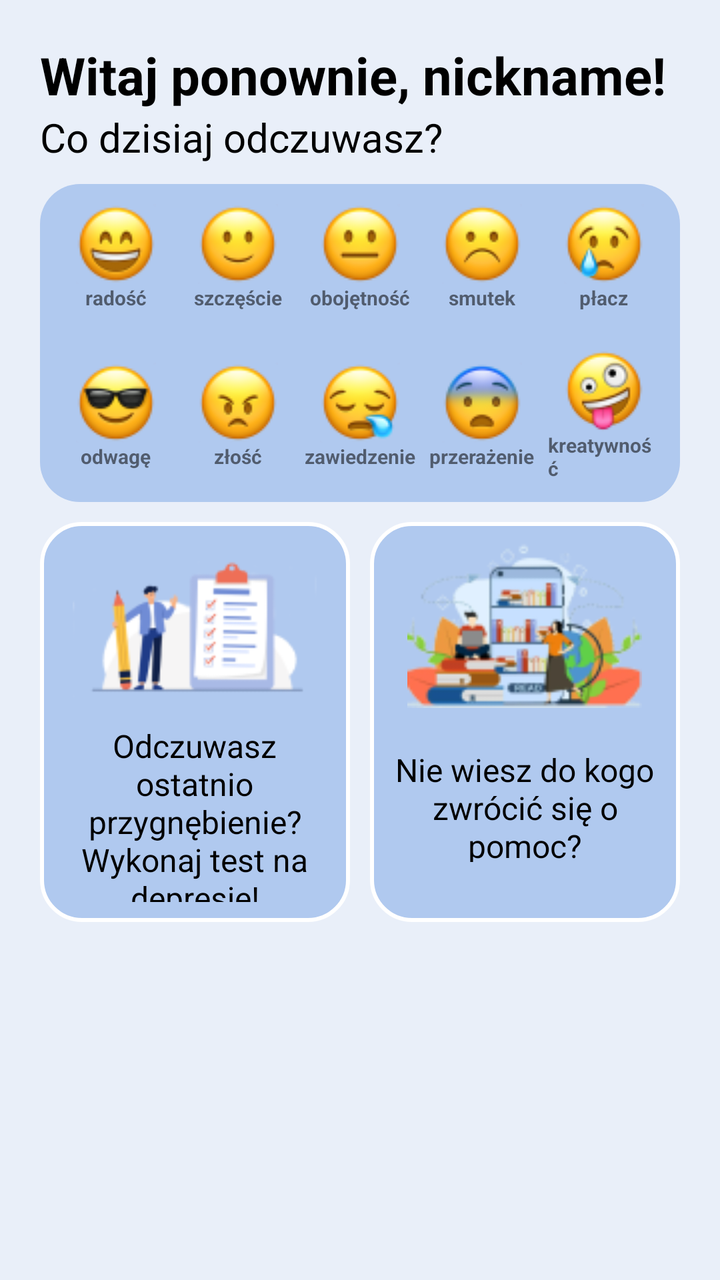
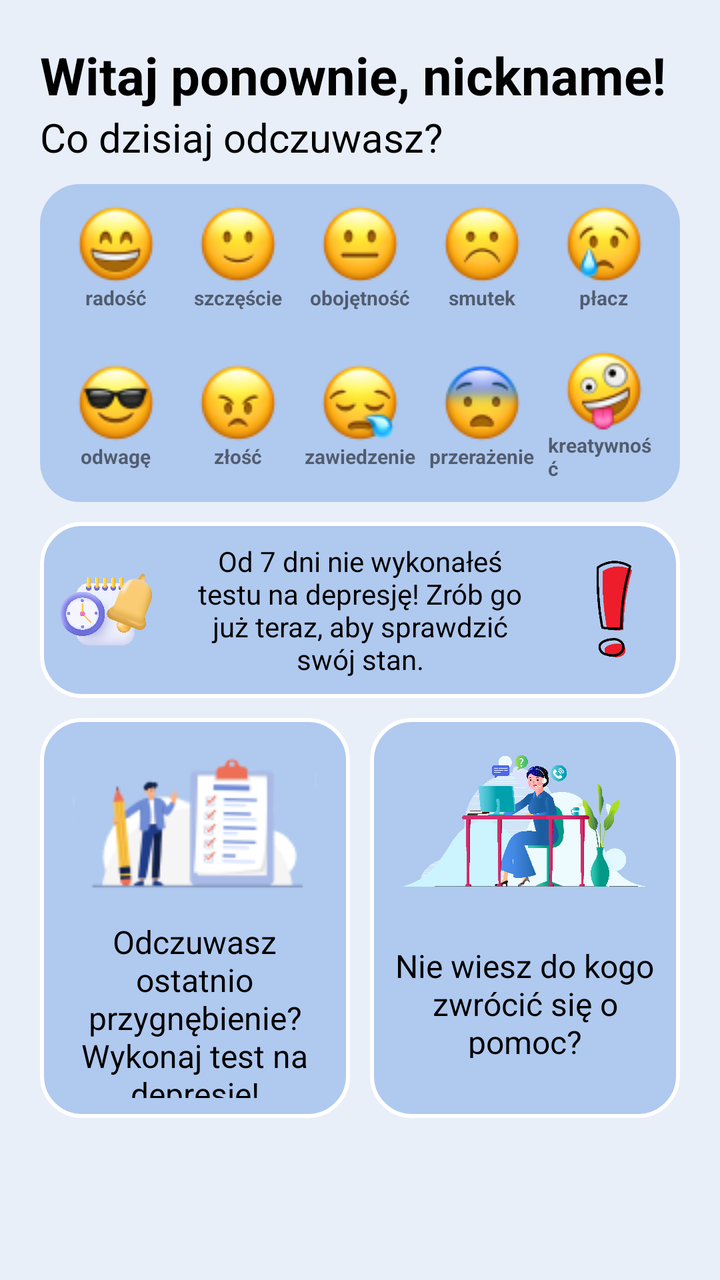

Two renders of the same Android screen: before a commit and after it. Below are the layout's source before the change and the commit's diff.
<!-- AndroidManifest.xml: application theme Theme.AppCompat.Light.NoActionBar -->
<!-- res/layout/fragment_home.xml -->
<?xml version="1.0" encoding="utf-8"?>
<androidx.constraintlayout.widget.ConstraintLayout xmlns:android="http://schemas.android.com/apk/res/android"
    xmlns:app="http://schemas.android.com/apk/res-auto"
    xmlns:tools="http://schemas.android.com/tools"
    android:layout_width="match_parent"
    android:layout_height="match_parent"
    android:gravity="center"
    android:orientation="vertical"
    android:background="#E9EFF9"
    tools:context=".Home">

    <TextView
        android:layout_width="wrap_content"
        android:layout_height="wrap_content"
        android:id="@+id/welcomeTextView"
        android:text="Witaj ponownie, "
        app:layout_constraintTop_toTopOf="parent"
        android:textColor="@color/black"
        android:layout_marginTop="20dp"
        android:textSize="26dp"
        android:textStyle="bold"
        android:layout_marginLeft="20dp"
        app:layout_constraintStart_toStartOf="parent"
        />
    <TextView
        android:layout_width="wrap_content"
        android:layout_height="wrap_content"
        android:id="@+id/nickname"
        android:text="nickname"
        android:textColor="@color/black"
        app:layout_constraintTop_toTopOf="parent"
        android:layout_marginTop="20dp"
        android:textSize="26dp"
        android:textStyle="bold"
        app:layout_constraintStart_toEndOf="@id/welcomeTextView"
        />
    <TextView
        android:layout_width="wrap_content"
        android:layout_height="wrap_content"
        android:id="@+id/exclamationMark"
        android:text="!"
        android:textColor="@color/black"
        app:layout_constraintTop_toTopOf="parent"
        android:layout_marginTop="20dp"
        android:textSize="26dp"
        android:textStyle="bold"
        app:layout_constraintStart_toEndOf="@id/nickname"
        />

    <TextView
        android:layout_width="wrap_content"
        android:layout_height="wrap_content"
        android:id="@+id/welcomeTextView2"
        android:text="Co dzisiaj odczuwasz? "
        android:textColor="@color/black"
        app:layout_constraintTop_toBottomOf="@id/welcomeTextView"
        android:textSize="20dp"
        android:layout_marginLeft="20dp"
        app:layout_constraintStart_toStartOf="parent"
        />

    <LinearLayout
        android:layout_width="match_parent"
        android:layout_height="wrap_content"
        android:id="@+id/emojis"
        android:background="@drawable/rectangle3"
        android:layout_marginLeft="20dp"
        android:layout_marginRight="20dp"
        android:layout_marginTop="10dp"
        app:layout_constraintTop_toBottomOf="@id/welcomeTextView2"
        android:gravity="center">

        <LinearLayout
            android:layout_width="match_parent"
            android:layout_height="wrap_content"
            android:gravity="center">

            <RelativeLayout
                android:id="@+id/joyRL"
                android:layout_width="0dp"
                android:layout_height="wrap_content"
                android:layout_weight="1">

                <ImageButton
                    android:id="@+id/joyBtn"
                    android:layout_width="40dp"
                    android:layout_height="40dp"
                    android:layout_centerHorizontal="true"
                    android:background="@drawable/ic_joy_emoji" />

                <TextView
                    android:id="@+id/joyText"
                    android:layout_width="wrap_content"
                    android:layout_height="wrap_content"
                    android:layout_below="@id/joyBtn"
                    android:text="radość"
                    android:layout_centerHorizontal="true"
                    android:textSize="10sp"
                    android:textStyle="bold" />
            </RelativeLayout>

            <RelativeLayout
                android:id="@+id/happinessRL"
                android:layout_width="0dp"
                android:layout_height="wrap_content"
                android:layout_weight="1"
                android:layout_marginLeft="5dp">

                <ImageButton
                    android:id="@+id/happinessBtn"
                    android:layout_width="40dp"
                    android:layout_height="40dp"
                    android:layout_centerHorizontal="true"
                    android:background="@drawable/ic_happiness_emoji" />

                <TextView
                    android:id="@+id/happinessText"
                    android:layout_width="wrap_content"
                    android:layout_height="wrap_content"
                    android:layout_below="@id/happinessBtn"
                    android:text="szczęście"
                    android:layout_centerHorizontal="true"
                    android:textSize="10sp"
                    android:textStyle="bold" />
            </RelativeLayout>

            <RelativeLayout
                android:id="@+id/indifferenceRL"
                android:layout_width="0dp"
                android:layout_height="wrap_content"
                android:layout_weight="1"
                android:layout_marginLeft="5dp">

                <ImageButton
                    android:id="@+id/indifferenceBtn"
                    android:layout_width="40dp"
                    android:layout_height="40dp"
                    android:layout_centerHorizontal="true"
                    android:background="@drawable/ic_indifference_emoji" />

                <TextView
                    android:id="@+id/indifferenceText"
                    android:layout_width="wrap_content"
                    android:layout_height="wrap_content"
                    android:layout_below="@id/indifferenceBtn"
                    android:layout_centerHorizontal="true"
                    android:text="obojętność"
                    android:textSize="10sp"
                    android:textStyle="bold" />
            </RelativeLayout>

            <RelativeLayout
                android:id="@+id/sadnessRL"
                android:layout_width="0dp"
                android:layout_height="wrap_content"
                android:layout_weight="1"
                android:layout_marginLeft="5dp">

                <ImageButton
                    android:id="@+id/sadnessBtn"
                    android:layout_width="40dp"
                    android:layout_height="40dp"
                    android:layout_centerHorizontal="true"
                    android:background="@drawable/ic_sadness_emoji" />

                <TextView
                    android:id="@+id/sadnessText"
                    android:layout_width="wrap_content"
                    android:layout_height="wrap_content"
                    android:layout_below="@id/sadnessBtn"
                    android:layout_centerHorizontal="true"
                    android:text="smutek"
                    android:textSize="10sp"
                    android:textStyle="bold" />
            </RelativeLayout>

            <RelativeLayout
                android:id="@+id/cryRL"
                android:layout_width="0dp"
                android:layout_height="wrap_content"
                android:layout_weight="1"
                android:layout_marginLeft="5dp">

                <ImageButton
                    android:id="@+id/cryBtn"
                    android:layout_width="40dp"
                    android:layout_height="40dp"
                    android:layout_centerHorizontal="true"
                    android:background="@drawable/ic_cry_emoji" />

                <TextView
                    android:id="@+id/cryText"
                    android:layout_width="wrap_content"
                    android:layout_height="wrap_content"
                    android:layout_below="@id/cryBtn"
                    android:text="płacz"
                    android:layout_centerHorizontal="true"
                    android:textSize="10sp"
                    android:textStyle="bold" />
            </RelativeLayout>
        </LinearLayout>

    </LinearLayout>

    <LinearLayout
        android:layout_width="match_parent"
        android:layout_height="wrap_content"
        android:id="@+id/emojis2"
        android:background="@drawable/rectangle4"
        android:layout_marginLeft="20dp"
        android:layout_marginRight="20dp"
        app:layout_constraintTop_toBottomOf="@id/emojis"
        android:gravity="center">

        <LinearLayout
            android:layout_width="match_parent"
            android:layout_height="wrap_content"
            android:gravity="center">

            <RelativeLayout
                android:id="@+id/confidenceRL"
                android:layout_width="0dp"
                android:layout_height="wrap_content"
                android:layout_weight="1">

                <ImageButton
                    android:id="@+id/confidenceBtn"
                    android:layout_width="40dp"
                    android:layout_height="40dp"
                    android:layout_centerHorizontal="true"
                    android:background="@drawable/ic_confidence_emoji" />

                <TextView
                    android:id="@+id/confidenceText"
                    android:layout_width="wrap_content"
                    android:layout_height="wrap_content"
                    android:layout_below="@id/confidenceBtn"
                    android:text="odwagę"
                    android:layout_centerHorizontal="true"
                    android:textSize="10sp"
                    android:textStyle="bold" />
            </RelativeLayout>

            <RelativeLayout
                android:id="@+id/angerRL"
                android:layout_width="0dp"
                android:layout_height="wrap_content"
                android:layout_weight="1"
                android:layout_marginLeft="5dp">

                <ImageButton
                    android:id="@+id/angerBtn"
                    android:layout_width="40dp"
                    android:layout_height="40dp"
                    android:layout_centerHorizontal="true"
                    android:background="@drawable/ic_anger_emoji" />

                <TextView
                    android:id="@+id/angerText"
                    android:layout_width="wrap_content"
                    android:layout_height="wrap_content"
                    android:layout_below="@id/angerBtn"
                    android:text="złość"
                    android:layout_centerHorizontal="true"
                    android:textSize="10sp"
                    android:textStyle="bold" />
            </RelativeLayout>

            <RelativeLayout
                android:id="@+id/disappointmentRL"
                android:layout_width="0dp"
                android:layout_height="wrap_content"
                android:layout_weight="1"
                android:layout_marginLeft="5dp">

                <ImageButton
                    android:id="@+id/disappointmentBtn"
                    android:layout_width="40dp"
                    android:layout_height="40dp"
                    android:layout_centerHorizontal="true"
                    android:background="@drawable/ic_disappointment_emoji" />

                <TextView
                    android:id="@+id/disappointmentText"
                    android:layout_width="wrap_content"
                    android:layout_height="wrap_content"
                    android:layout_below="@id/disappointmentBtn"
                    android:layout_centerHorizontal="true"
                    android:text="zawiedzenie"
                    android:textSize="10sp"
                    android:textStyle="bold" />
            </RelativeLayout>

            <RelativeLayout
                android:id="@+id/horrorRL"
                android:layout_width="0dp"
                android:layout_height="wrap_content"
                android:layout_weight="1"
                android:layout_marginLeft="5dp">

                <ImageButton
                    android:id="@+id/horrorBtn"
                    android:layout_width="40dp"
                    android:layout_height="40dp"
                    android:layout_centerHorizontal="true"
                    android:background="@drawable/ic_horror_emoji" />

                <TextView
                    android:id="@+id/horrorText"
                    android:layout_width="wrap_content"
                    android:layout_height="wrap_content"
                    android:layout_below="@id/horrorBtn"
                    android:layout_centerHorizontal="true"
                    android:text="przerażenie"
                    android:textSize="10sp"
                    android:textStyle="bold" />
            </RelativeLayout>

            <RelativeLayout
                android:id="@+id/creativityRL"
                android:layout_width="0dp"
                android:layout_height="wrap_content"
                android:layout_weight="1"
                android:layout_marginLeft="5dp">

                <ImageButton
                    android:id="@+id/creativityBtn"
                    android:layout_width="40dp"
                    android:layout_height="40dp"
                    android:layout_centerHorizontal="true"
                    android:background="@drawable/ic_creativity_emoji" />

                <TextView
                    android:id="@+id/creativityText"
                    android:layout_width="wrap_content"
                    android:layout_height="wrap_content"
                    android:layout_below="@id/creativityBtn"
                    android:text="kreatywność"
                    android:layout_centerHorizontal="true"
                    android:textSize="10sp"
                    android:textStyle="bold" />
            </RelativeLayout>
        </LinearLayout>

    </LinearLayout>


    <LinearLayout
        xmlns:android="http://schemas.android.com/apk/res/android"
        android:layout_width="match_parent"
        android:layout_height="wrap_content"
        android:orientation="horizontal"
        android:layout_marginLeft="20dp"
        android:layout_marginRight="20dp"
        android:layout_marginTop="10dp"
        app:layout_constraintTop_toBottomOf="@id/emojis2">

        <FrameLayout
            android:layout_width="0dp"
            android:layout_height="200dp"
            android:layout_weight="1"
            android:layout_marginRight="5dp"
            android:background="@drawable/rectangle1"
            android:id="@+id/becksTest"
            android:layout_gravity="center"
            >
            <LinearLayout
                android:layout_width="match_parent"
                android:layout_height="wrap_content"
                android:orientation="vertical"
                android:gravity="center_horizontal"
                >
                <ImageView
                    android:id="@+id/pic1"
                    android:layout_width="122dp"
                    android:layout_height="83dp"
                    android:src="@drawable/test_icon"
                    android:layout_gravity="center_horizontal"/>
                <TextView
                    android:layout_width="wrap_content"
                    android:layout_height="wrap_content"
                    android:textSize="16dp"
                    android:text="Odczuwasz ostatnio przygnębienie?\nWykonaj test na depresję!"
                    android:layout_gravity="center_horizontal"
                    android:textColor="@color/black"
                    android:gravity="center"
                    android:layout_marginTop="8dp"/>
            </LinearLayout>
        </FrameLayout>

        <FrameLayout
            android:layout_width="0dp"
            android:layout_height="200dp"
            android:layout_weight="1"
            android:background="@drawable/rectangle1"
            android:layout_gravity="center"
            android:layout_marginLeft="5dp"
            android:id="@+id/phoneList"
            >
            <LinearLayout
                android:layout_width="match_parent"
                android:layout_height="wrap_content"
                android:orientation="vertical"
                android:gravity="center_horizontal"
                >
                <ImageView
                    android:id="@+id/pic2"
                    android:layout_width="122dp"
                    android:layout_height="83dp"
                    android:src="@drawable/bazawiedzy"
                    android:layout_gravity="center_horizontal"/>
                <TextView
                    android:layout_width="wrap_content"
                    android:layout_height="wrap_content"
                    android:textColor="@color/black"
                    android:layout_marginVertical="20dp"
                    android:textSize="16dp"
                    android:text="Nie wiesz do kogo zwrócić się o pomoc?\nKliknij tutaj!"
                    android:layout_gravity="center_horizontal"
                    android:gravity="center"
                    android:layout_marginTop="8dp"/>
            </LinearLayout>
        </FrameLayout>

    </LinearLayout>


</androidx.constraintlayout.widget.ConstraintLayout>
<!-- resources referenced by this layout -->
<resources>
  <color name="black">#FF000000</color>
  <!-- drawable bazawiedzy: png bitmap (drawable, 12446 bytes) -->
  <!-- drawable ic_anger_emoji: png bitmap (drawable, 3016 bytes) -->
  <!-- drawable ic_confidence_emoji: png bitmap (drawable, 3270 bytes) -->
  <!-- drawable ic_creativity_emoji: png bitmap (drawable, 3651 bytes) -->
  <!-- drawable ic_cry_emoji: png bitmap (drawable, 3223 bytes) -->
  <!-- drawable ic_disappointment_emoji: png bitmap (drawable, 3310 bytes) -->
  <!-- drawable ic_happiness_emoji: png bitmap (drawable, 2933 bytes) -->
  <!-- drawable ic_horror_emoji: png bitmap (drawable, 3249 bytes) -->
  <!-- drawable ic_indifference_emoji: png bitmap (drawable, 2867 bytes) -->
  <!-- drawable ic_joy_emoji: png bitmap (drawable, 3180 bytes) -->
  <!-- drawable ic_sadness_emoji: png bitmap (drawable, 2996 bytes) -->
  <!-- drawable rectangle1 (drawable) -->
  <?xml version="1.0" encoding="utf-8"?>
  <shape xmlns:android="http://schemas.android.com/apk/res/android" android:id="@+id/listview_background_shape">
      <stroke android:width="2dp" android:color="#ffffff" />
      <padding android:left="10dp"
          android:top="10dp"
          android:right="10dp"
          android:bottom="10dp" />
      <corners android:radius="20dp" />
      <solid android:color="#B0C9EF" />
  </shape>
  <!-- drawable rectangle3 (drawable) -->
  <?xml version="1.0" encoding="utf-8"?>
  <shape xmlns:android="http://schemas.android.com/apk/res/android" android:id="@+id/listview_background_shape">
      <padding android:left="10dp"
          android:top="10dp"
          android:right="10dp"
          android:bottom="10dp" />
      <corners android:radius="1dp" android:topLeftRadius="20dp" android:topRightRadius="20dp" android:bottomLeftRadius="0dp" android:bottomRightRadius="0dp"/>
      <solid android:color="#B0C9EF" />
  </shape>
  <!-- drawable rectangle4 (drawable) -->
  <?xml version="1.0" encoding="utf-8"?>
  <shape xmlns:android="http://schemas.android.com/apk/res/android" android:id="@+id/listview_background_shape">
      <padding android:left="10dp"
          android:top="10dp"
          android:right="10dp"
          android:bottom="10dp" />
      <corners android:radius="1dp" android:topLeftRadius="0dp" android:topRightRadius="0dp" android:bottomLeftRadius="20dp" android:bottomRightRadius="20dp"/>
      <solid android:color="#B0C9EF" />
  </shape>
  <!-- drawable test_icon: png bitmap (drawable, 6955 bytes) -->
</resources>

<!-- the commit's change to res/layout/fragment_home.xml (unified diff, before → after) -->
@@ -344,7 +344,6 @@
 
     </LinearLayout>
 
-
     <LinearLayout
         xmlns:android="http://schemas.android.com/apk/res/android"
         android:layout_width="match_parent"
@@ -353,7 +352,46 @@
         android:layout_marginLeft="20dp"
         android:layout_marginRight="20dp"
         android:layout_marginTop="10dp"
+        android:id="@+id/reminderLL"
+        android:background="@drawable/rectangle1"
         app:layout_constraintTop_toBottomOf="@id/emojis2">
+
+        <ImageView
+            android:layout_width="55dp"
+            android:layout_height="55dp"
+            android:src="@drawable/reminder"
+            android:layout_weight="1"
+            android:layout_gravity="center_vertical"/>
+
+        <TextView
+            android:layout_width="wrap_content"
+            android:layout_height="wrap_content"
+            android:layout_marginRight="20dp"
+            android:layout_marginLeft="20dp"
+            android:textColor="@color/black"
+            android:layout_weight="10"
+            android:id="@+id/reminder"
+            android:text="Od 7 dni nie wykonałeś testu na depresję! Zrób go już teraz, aby sprawdzić swój stan."
+            android:gravity="center"
+            android:layout_gravity="center_vertical"
+            />
+        <ImageView
+            android:layout_width="55dp"
+            android:layout_height="55dp"
+            android:src="@drawable/exclamation_mark"
+            android:layout_weight="1"
+            android:layout_gravity="center_vertical"/>
+    </LinearLayout>
+
+    <LinearLayout
+        xmlns:android="http://schemas.android.com/apk/res/android"
+        android:layout_width="match_parent"
+        android:layout_height="wrap_content"
+        android:orientation="horizontal"
+        android:layout_marginLeft="20dp"
+        android:layout_marginRight="20dp"
+        android:layout_marginTop="10dp"
+        app:layout_constraintTop_toBottomOf="@id/reminderLL">
 
         <FrameLayout
             android:layout_width="0dp"
@@ -407,7 +445,7 @@
                     android:id="@+id/pic2"
                     android:layout_width="122dp"
                     android:layout_height="83dp"
-                    android:src="@drawable/bazawiedzy"
+                    android:src="@drawable/konsultant"
                     android:layout_gravity="center_horizontal"/>
                 <TextView
                     android:layout_width="wrap_content"
<!-- resource entries referenced after the edit -->
@@ -1,7 +1,7 @@
 <!-- resources referenced by this layout -->
 <resources>
   <color name="black">#FF000000</color>
-  <!-- drawable bazawiedzy: png bitmap (drawable, 12446 bytes) -->
+  <!-- drawable exclamation_mark: png bitmap (drawable, 25885 bytes) -->
   <!-- drawable ic_anger_emoji: png bitmap (drawable, 3016 bytes) -->
   <!-- drawable ic_confidence_emoji: png bitmap (drawable, 3270 bytes) -->
   <!-- drawable ic_creativity_emoji: png bitmap (drawable, 3651 bytes) -->
@@ -12,6 +12,7 @@
   <!-- drawable ic_indifference_emoji: png bitmap (drawable, 2867 bytes) -->
   <!-- drawable ic_joy_emoji: png bitmap (drawable, 3180 bytes) -->
   <!-- drawable ic_sadness_emoji: png bitmap (drawable, 2996 bytes) -->
+  <!-- drawable konsultant: png bitmap (drawable, 182503 bytes) -->
   <!-- drawable rectangle1 (drawable) -->
   <?xml version="1.0" encoding="utf-8"?>
   <shape xmlns:android="http://schemas.android.com/apk/res/android" android:id="@+id/listview_background_shape">
@@ -43,6 +44,7 @@
       <corners android:radius="1dp" android:topLeftRadius="0dp" android:topRightRadius="0dp" android:bottomLeftRadius="20dp" android:bottomRightRadius="20dp"/>
       <solid android:color="#B0C9EF" />
   </shape>
+  <!-- drawable reminder: png bitmap (drawable, 913984 bytes) -->
   <!-- drawable test_icon: png bitmap (drawable, 6955 bytes) -->
 </resources>
 
